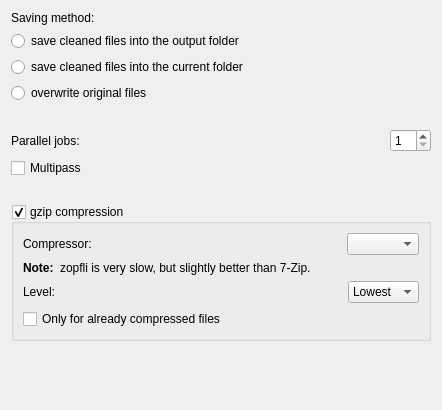
Qt form src/preferences/mainpage.ui (RazrFalcon/svgcleaner-gui) before a commit.
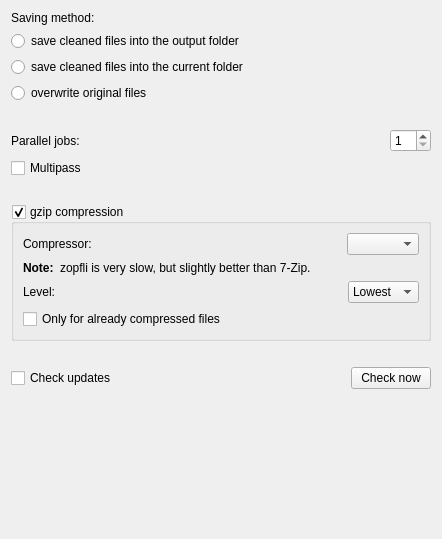
The same form after that commit.

```diff
--- a/src/preferences/mainpage.ui
+++ b/src/preferences/mainpage.ui
@@ -7,7 +7,7 @@
     <x>0</x>
     <y>0</y>
     <width>442</width>
-    <height>410</height>
+    <height>539</height>
    </rect>
   </property>
   <property name="windowTitle">
@@ -258,6 +258,46 @@
      </layout>
     </widget>
    </item>
+   <item>
+    <spacer name="verticalSpacer_4">
+     <property name="orientation">
+      <enum>Qt::Vertical</enum>
+     </property>
+     <property name="sizeType">
+      <enum>QSizePolicy::Fixed</enum>
+     </property>
+     <property name="sizeHint" stdset="0">
+      <size>
+       <width>20</width>
+       <height>20</height>
+      </size>
+     </property>
+    </spacer>
+   </item>
+   <item>
+    <layout class="QHBoxLayout" name="horizontalLayout_5">
+     <item>
+      <widget class="QCheckBox" name="chBoxCheckUpdates">
+       <property name="sizePolicy">
+        <sizepolicy hsizetype="Expanding" vsizetype="Fixed">
+         <horstretch>0</horstretch>
+         <verstretch>0</verstretch>
+        </sizepolicy>
+       </property>
+       <property name="text">
+        <string>Check updates</string>
+       </property>
+      </widget>
+     </item>
+     <item>
+      <widget class="QPushButton" name="btnCheckUpdates">
+       <property name="text">
+        <string>Check now</string>
+       </property>
+      </widget>
+     </item>
+    </layout>
+   </item>
    <item>
     <spacer name="verticalSpacer">
      <property name="orientation">
```
